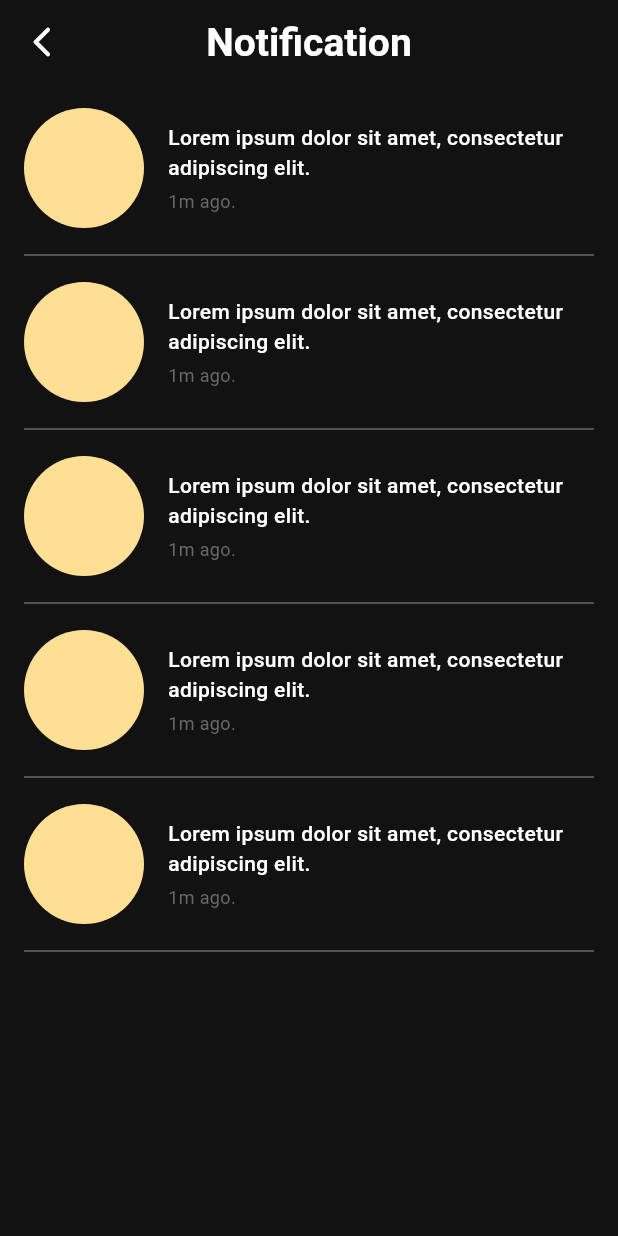
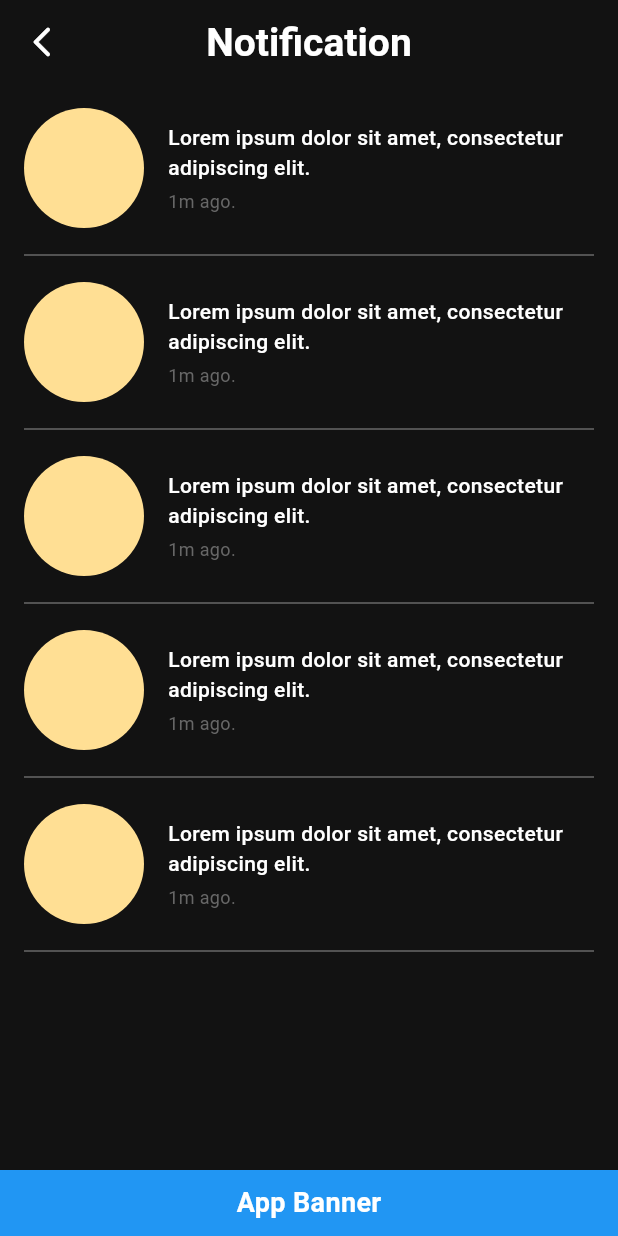
Before and after one commit to manglesh-0605/chords-app, a Flutter app: the NotificationScreen screen opened directly, on a phone screen of 412 x 824 dp. Run offline on Flutter 3.47's test engine with Material 3 defaults, Android fonts, the light colour scheme and no system bars; our stand-ins replace flutter_screenutil.

Commit message:
updated the notification and privacy policy screen

```diff
--- a/lib/view/auth/profile/notifications.dart
+++ b/lib/view/auth/profile/notifications.dart
@@ -13,7 +13,9 @@
         leading: backIcon(context),
         title: const Text("Notification"),
       ),
-      body: Padding(
+      body: Stack(
+        children: [
+          Padding(
             padding: EdgeInsets.symmetric(horizontal: 16.w, vertical: 16.h),
             child: ListView.builder(
               itemCount: 5,
@@ -60,6 +62,26 @@
               },
             ),
           ),
+          Align(
+            alignment: Alignment.bottomCenter,
+            child: Container(
+              height: 44.h,
+              width: double.infinity,
+              color: Colors.blue, // Use your app's primary color
+              child: Center(
+                child: Text(
+                  'App Banner',
+                  style: textStyle(
+                    fontSize: 18.sp,
+                    weight: FontWeight.bold,
+                    color: Colors.white,
+                  ),
+                ),
+              ),
+            ),
+          ),
+        ],
+      ),
     );
   }
 }
```
Also changed, not shown: lib/view/auth/profile/privacy_policy.dart (+23 -1 lines). Lines whose indentation alone changed are shown as unchanged.
